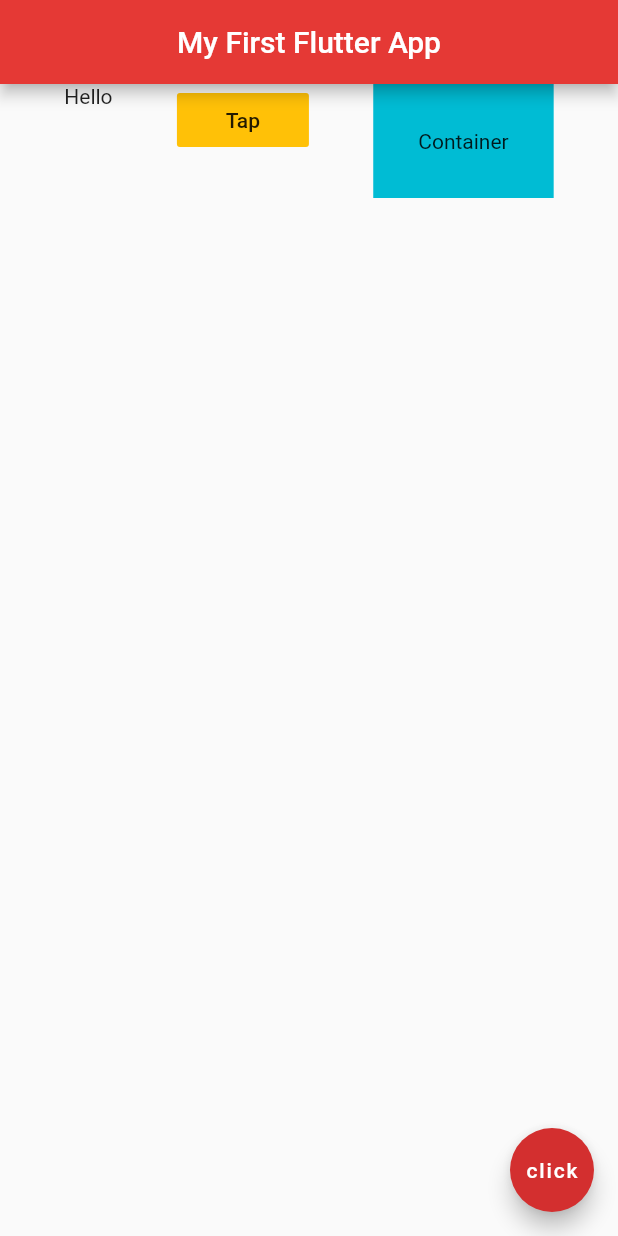
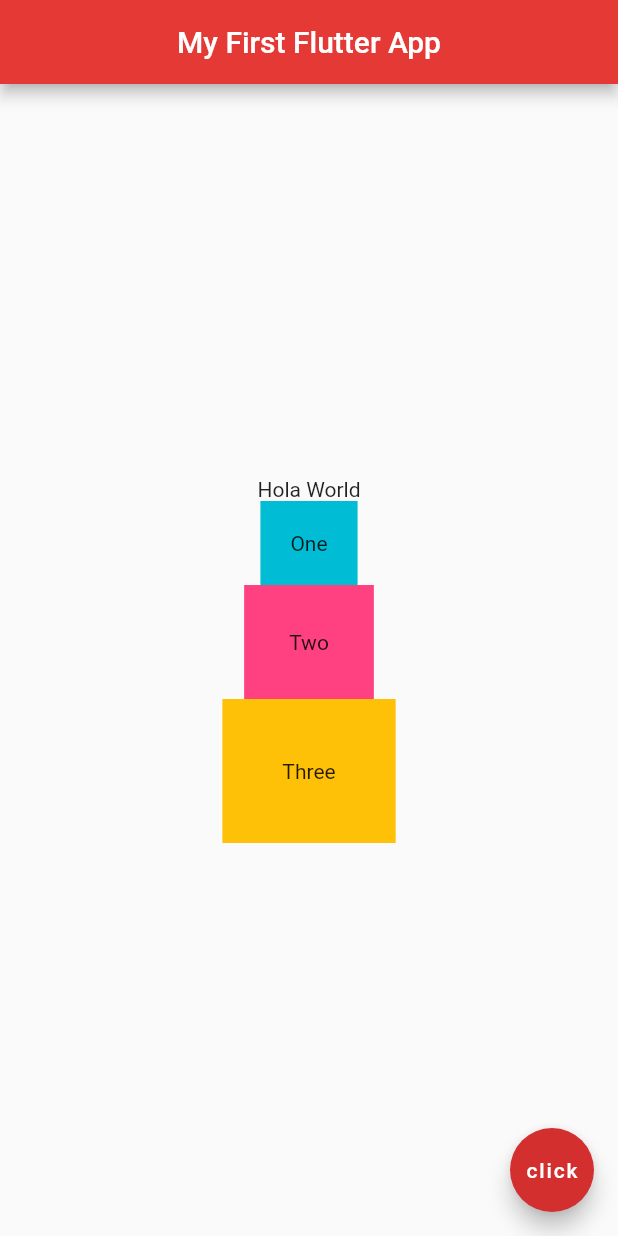
Before and after one commit to aqeebimtiaz/flutter_tutorial, a Flutter app: the screen it shows after launch, on a phone screen of 412 x 824 dp. Run offline on Flutter 3.47's test engine with Material 2 defaults, Android fonts, the phone set to English and light mode, and no system bars.

Commit message:
[ADD] upto vid 12 - Columns

```diff
--- a/lib/main.dart
+++ b/lib/main.dart
@@ -17,21 +17,32 @@ class Home extends StatelessWidget {
             centerTitle: true,
             backgroundColor: Colors.red[600]
         ),
-        body: Row(
-          mainAxisAlignment: MainAxisAlignment.spaceEvenly,
-          crossAxisAlignment: CrossAxisAlignment.start,
+        body: Column(
+          mainAxisAlignment: MainAxisAlignment.center,
+          crossAxisAlignment: CrossAxisAlignment.center,
           children: <Widget>[
-            Text('Hello'),
-            FlatButton(
-                onPressed: (){},
-                color: Colors.amber,
-                child: Text('Tap')
+            Row(
+              mainAxisAlignment: MainAxisAlignment.center,
+              children: [
+                Text('Hola'),
+                Text(' World')
+              ],
             ),
             Container(
+              padding: EdgeInsets.all(20.0),
               color: Colors.cyan,
-              padding: EdgeInsets.all(30),
-              child: Text('Container'),
-            )
+              child: Text('One'),
+            ),
+            Container(
+              padding: EdgeInsets.all(30.0),
+              color: Colors.pinkAccent,
+              child: Text('Two'),
+            ),
+            Container(
+              padding: EdgeInsets.all(40.0),
+              color: Colors.amber,
+              child: Text('Three'),
+            ),
           ],
         ),
         floatingActionButton: FloatingActionButton(
```
